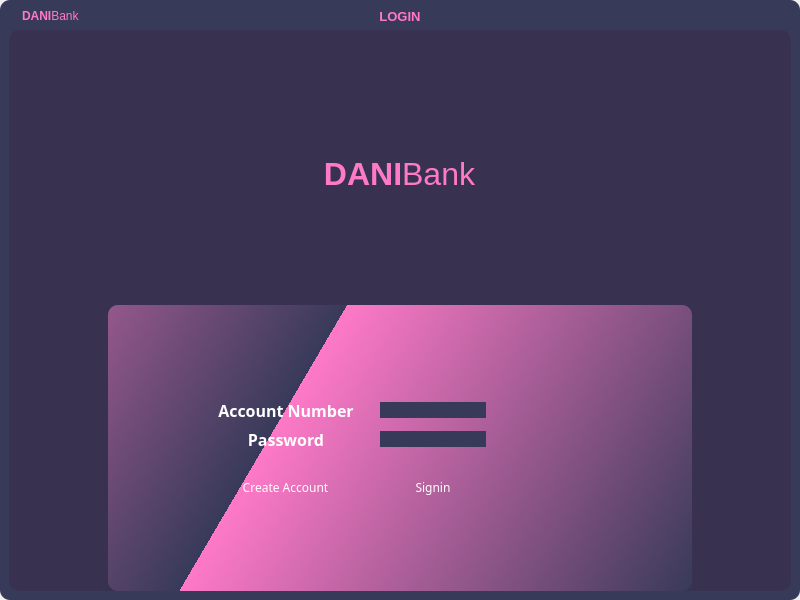
spotifyboss/Banking-System-PyQt5, file Login.ui: the form before one commit.
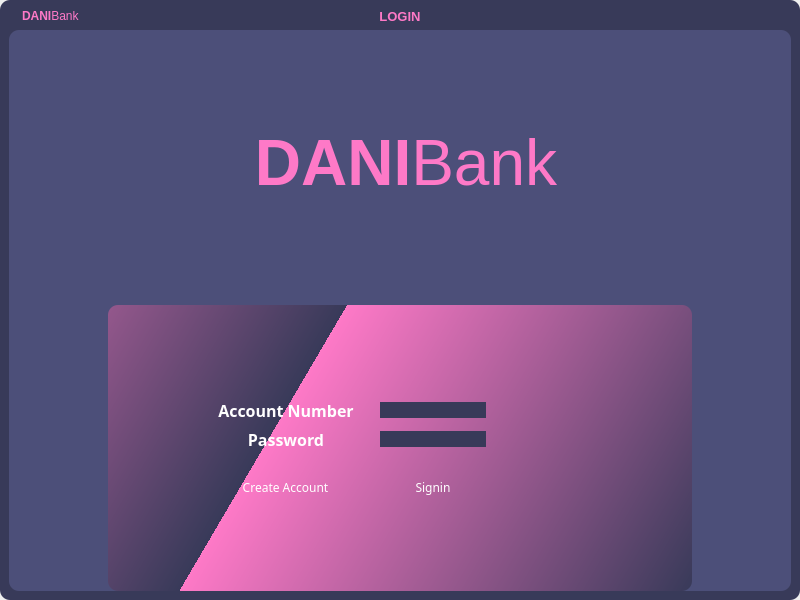
The form after the commit. Icons and pictures are not drawn.

Patch:
```diff
--- a/Login.ui
+++ b/Login.ui
@@ -7,7 +7,7 @@
     <x>0</x>
     <y>0</y>
     <width>800</width>
-    <height>0</height>
+    <height>600</height>
    </rect>
   </property>
   <property name="font">
@@ -44,7 +44,7 @@
 
 #window{
 	
-	background-color: rgb(56, 50, 80);
+	background-color: rgb(76, 79, 121);
 	border-radius: 10px;
 }
 
@@ -387,7 +387,7 @@
          <property name="frameShadow">
           <enum>QFrame::Raised</enum>
          </property>
-         <layout class="QVBoxLayout" name="verticalLayout_2">
+         <layout class="QHBoxLayout" name="horizontalLayout_7">
           <property name="leftMargin">
            <number>0</number>
           </property>
@@ -400,7 +400,7 @@
           <property name="bottomMargin">
            <number>0</number>
           </property>
-          <item alignment="Qt::AlignHCenter|Qt::AlignVCenter">
+          <item>
            <widget class="QLabel" name="logo">
             <property name="maximumSize">
              <size>
@@ -419,7 +419,7 @@
             </property>
            </widget>
           </item>
-          <item alignment="Qt::AlignHCenter|Qt::AlignVCenter">
+          <item>
            <widget class="QLabel" name="logoLabel">
             <property name="font">
              <font>
@@ -431,7 +431,7 @@
 </string>
             </property>
             <property name="text">
-             <string>&lt;html&gt;&lt;head/&gt;&lt;body&gt;&lt;p align=&quot;center&quot;&gt;&lt;span style=&quot; font-size:24pt; font-weight:600;&quot;&gt;DANI&lt;/span&gt;&lt;span style=&quot; font-size:24pt;&quot;&gt;Bank&lt;/span&gt;&lt;/p&gt;&lt;/body&gt;&lt;/html&gt;</string>
+             <string>&lt;html&gt;&lt;head/&gt;&lt;body&gt;&lt;p align=&quot;center&quot;&gt;&lt;span style=&quot; font-size:48pt; font-weight:600;&quot;&gt;DANI&lt;/span&gt;&lt;span style=&quot; font-size:48pt;&quot;&gt;Bank&lt;/span&gt;&lt;/p&gt;&lt;/body&gt;&lt;/html&gt;</string>
             </property>
            </widget>
           </item>
```
Left out of the diff: 4 changed lines with no effect on the pictures.
